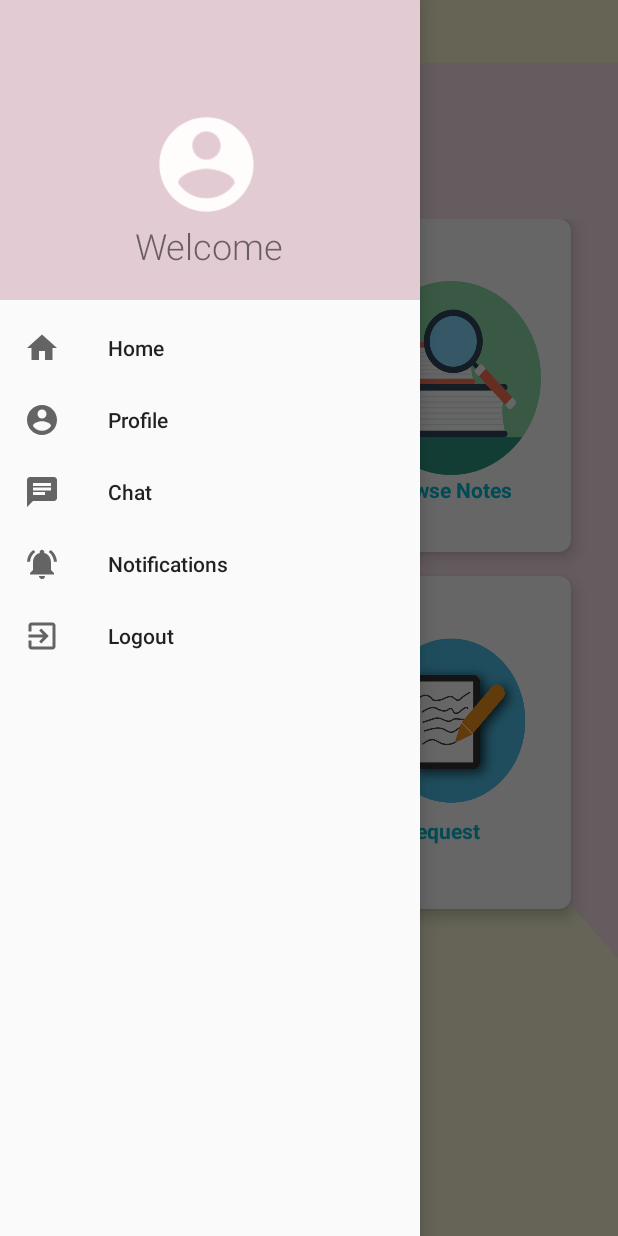
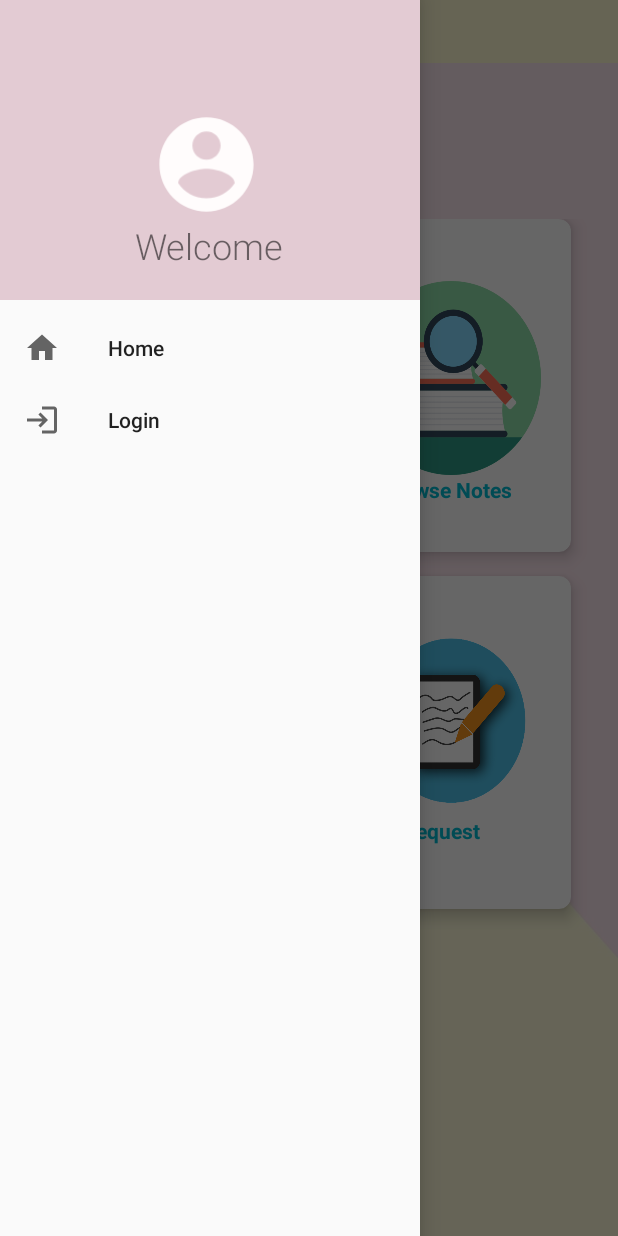
Before and after one commit to njoudAlshuaibi/postit_, an Android app: the screen it shows after launch (StudentActivity), with the side drawer open, on a phone screen of 412 x 824 dp. Run offline under Robolectric (Android 15) with nearby library versions, the phone set to English and light mode, and no system bars; our stand-ins replace Firebase (no records; nobody signed in at launch, a user with empty details on screens opened directly).

Commit message:
toolbar done

```diff
--- a/app/src/main/java/com/postit/postit_/Student_Visitor/StudentActivity.java
+++ b/app/src/main/java/com/postit/postit_/Student_Visitor/StudentActivity.java
@@ -60,7 +60,17 @@ Toolbar toolbar;
 
         navigationView.setNavigationItemSelectedListener(this);
         session = new Session(getApplicationContext());
-
+        Menu menu= navigationView.getMenu();
+        if(user==null){
+            menu.findItem(R.id.nav_logout).setVisible(false);
+            menu.findItem(R.id.nav_profile).setVisible(false);
+            menu.findItem(R.id.nav_chat).setVisible(false);
+            menu.findItem(R.id.nav_notification).setVisible(false);
+            menu.findItem(R.id.nav_login).setVisible(true);
+        }
+        else{
+            menu.findItem(R.id.nav_login).setVisible(false);
+        }
         CardView cv = (CardView) findViewById(R.id.Request);
         cv.setOnClickListener(new View.OnClickListener() {
             @Override
@@ -165,6 +175,7 @@ public void onBackPressed(){
     }
     @Override
     public boolean onCreateOptionsMenu(Menu menu) {
+
 //        if(user == null){
 //            getMenuInflater().inflate(R.menu.visitor_menu, menu);}
 
@@ -176,11 +187,6 @@ public void onBackPressed(){
 
     @Override
     public boolean onNavigationItemSelected(@NonNull MenuItem item ) {
-        if(user==null){
-            MenuItem nav_notification;
-            nav_notification = findViewById(R.id.nav_notification);
-            nav_notification.setVisible(false);
-        } else{
         switch (item.getItemId()) {
             case R.id.nav_home:
                 Intent intent1= new Intent(StudentActivity.this,StudentActivity.class);
@@ -197,7 +203,6 @@ public void onBackPressed(){
             case R.id.nav_notification:
                 break;
             case R.id.nav_logout:
-
                 AlertDialog.Builder builder = new AlertDialog.Builder(StudentActivity.this);
                 builder.setMessage("Are you sure you want to logout?");
                 builder.setCancelable(true);
@@ -223,8 +228,11 @@ public void onBackPressed(){
 
                 AlertDialog alertDialog = builder.create();
                 alertDialog.show();
+                break;
+            case R.id.nav_login:
+                Intent intent4= new Intent(StudentActivity.this,MainActivity.class);
+                startActivity(intent4);
 
-
-         }}
+         }
         return true;}
 }
--- a/app/src/main/java/com/postit/postit_/Student_Visitor/favoritelist.java
+++ b/app/src/main/java/com/postit/postit_/Student_Visitor/favoritelist.java
@@ -71,6 +71,9 @@ public class favoritelist extends AppCompatActivity implements NavigationView.On
         toggle.syncState();
 
         navigationView2.setNavigationItemSelectedListener(this);
+        Menu menu= navigationView2.getMenu();
+
+            menu.findItem(R.id.nav_login).setVisible(false);
 
         favouriteRef= FirebaseDatabase.getInstance().getReference().child("FavoriteList");
         favouriteRef.keepSynced(true);
--- /dev/null
+++ b/app/src/main/res/drawable/ic_baseline_login_24.xml
@@ -0,0 +1,10 @@
+<vector xmlns:android="http://schemas.android.com/apk/res/android"
+    android:width="24dp"
+    android:height="24dp"
+    android:viewportWidth="24"
+    android:viewportHeight="24"
+    android:tint="?attr/colorControlNormal">
+  <path
+      android:fillColor="@android:color/white"
+      android:pathData="M11,7L9.6,8.4l2.6,2.6H2v2h10.2l-2.6,2.6L11,17l5,-5L11,7zM20,19h-8v2h8c1.1,0 2,-0.9 2,-2V5c0,-1.1 -0.9,-2 -2,-2h-8v2h8V19z"/>
+</vector>
--- a/app/src/main/res/menu/menudrawer.xml
+++ b/app/src/main/res/menu/menudrawer.xml
@@ -25,6 +25,11 @@
         android:icon="@drawable/ic_baseline_exit_to_app_24"
         android:title="Logout" />
 
+    <item
+        android:id="@+id/nav_login"
+        android:icon="@drawable/ic_baseline_login_24"
+        android:title="Login" />
+
 </group>
 
 </menu>
```
Also changed, not shown: app/src/main/java/com/postit/postit_/Student_Visitor/ExplorerNote.java (+17 -11 lines), app/src/main/java/com/postit/postit_/Student_Visitor/mynotes.java (+12 -6 lines).
